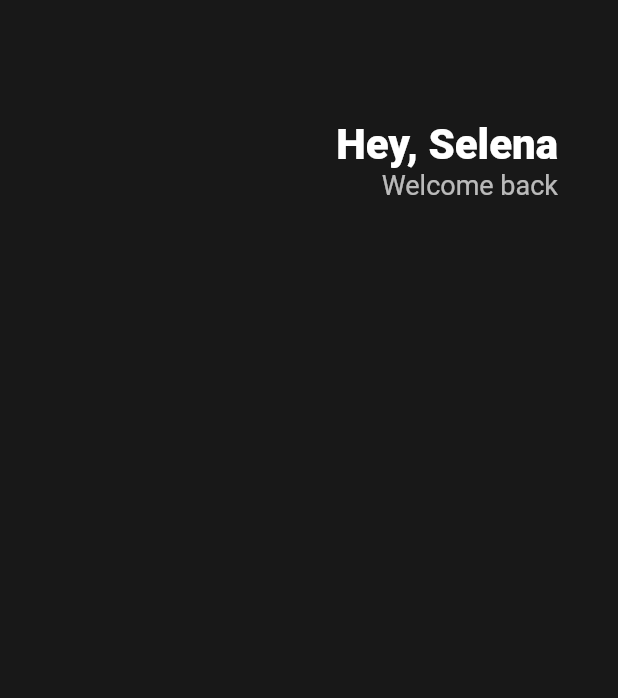
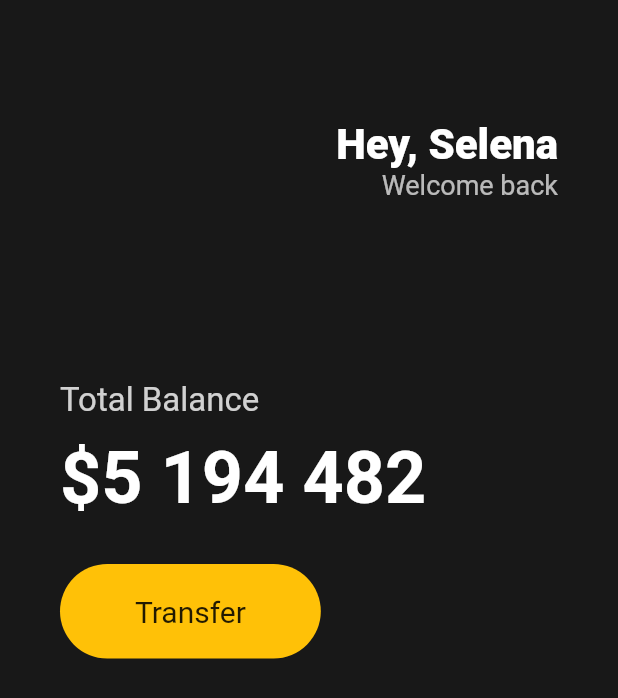
Before and after one commit to Kang-Seonggyu/Nomad_flutter_webtoon, a Flutter app: the screen it shows after launch, on a phone screen of 412 x 824 dp. Shown: the top 698 px of the screen. Run offline on Flutter 3.47's test engine with Material 2 defaults, Android fonts, the phone set to English and light mode, and no system bars.

Commit message:
Feat: Buttons Section

```diff
--- a/lib/main.dart
+++ b/lib/main.dart
@@ -12,7 +12,9 @@ class App extends StatelessWidget {
           backgroundColor: Color(0xFF181818),
           body: Padding(
               padding: EdgeInsets.symmetric(horizontal: 40),
-              child: Column(children: [
+              child: Column(
+                  crossAxisAlignment: CrossAxisAlignment.start,
+                  children: [
                     SizedBox(
                       height: 80,
                     ),
@@ -27,18 +29,62 @@ class App extends StatelessWidget {
                               style: TextStyle(
                                 color: Colors.white,
                                 fontSize: 28,
-                              fontWeight: FontWeight.w800),
+                                fontWeight: FontWeight.w800,
+                              ),
                             ),
                             Text(
                               'Welcome back',
                               style: TextStyle(
                                 color: Colors.white.withOpacity(0.7),
-                              fontSize: 18),
+                                fontSize: 18,
+                              ),
                             )
                           ],
                         )
                       ],
                     ),
+                    SizedBox(
+                      height: 120,
+                    ),
+                    Text(
+                      'Total Balance',
+                      style: TextStyle(
+                        fontSize: 22,
+                        color: Colors.white.withOpacity(0.8),
+                      ),
+                    ),
+                    SizedBox(
+                      height: 10,
+                    ),
+                    Text(
+                      '\$5 194 482',
+                      style: TextStyle(
+                          fontSize: 48,
+                          fontWeight: FontWeight.w600,
+                          color: Colors.white),
+                    ),
+                    SizedBox(
+                      height: 30,
+                    ),
+                    Row(children: [
+                      Container(
+                        decoration: BoxDecoration(
+                            color: Colors.amber,
+                            borderRadius: BorderRadius.circular(45)),
+                        child: Padding(
+                          padding: EdgeInsets.symmetric(
+                            vertical: 20,
+                            horizontal: 50,
+                          ),
+                          child: Text(
+                            'Transfer',
+                            style: TextStyle(
+                              fontSize: 20,
+                            ),
+                          ),
+                        ),
+                      )
+                    ])
                   ]))),
     );
   }
```
Lines whose indentation alone changed are shown as unchanged.
